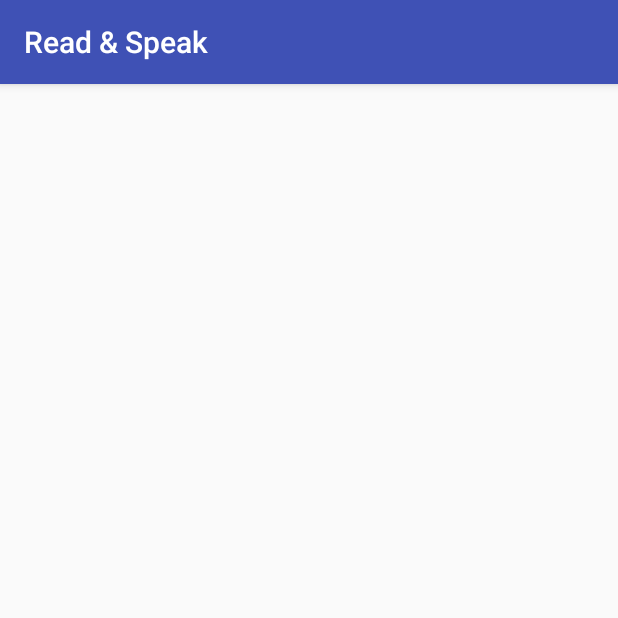
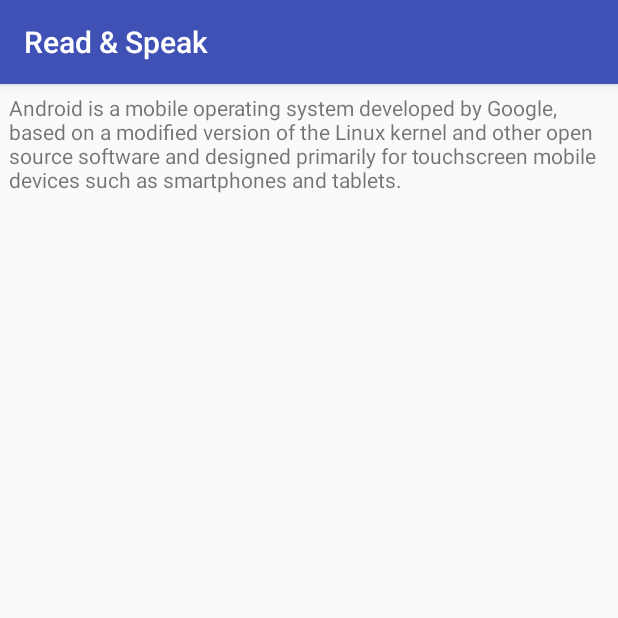
Before and after one commit to famishedrover/HINT18, an Android app: the readActivity screen opened directly, with no data from a screen before it, on a phone screen of 412 x 824 dp, the top half of it. Run offline under Robolectric (Android 15) with nearby library versions, the phone set to English and light mode, and no system bars.

Commit message:
read feature

```diff
--- a/app/src/main/java/com/example/architgoyal/hint18/readActivity.java
+++ b/app/src/main/java/com/example/architgoyal/hint18/readActivity.java
@@ -1,14 +1,88 @@
 package com.example.architgoyal.hint18;
 
+import android.content.ActivityNotFoundException;
+import android.content.Intent;
+import android.speech.RecognizerIntent;
+import android.support.v4.util.Pair;
 import android.support.v7.app.AppCompatActivity;
 import android.os.Bundle;
+import android.text.Spannable;
+import android.text.SpannableString;
+import android.util.Log;
+import android.widget.TextView;
+import android.widget.Toast;
+
+import java.util.ArrayList;
+import java.util.Locale;
 
 public class readActivity extends AppCompatActivity {
+
+    private TextView tv;
+    private Spannable spannable;
+    private String str;
+    private ArrayList<Pair<String,Integer>> wordsList;
+    private final int REQ_CODE_SPEECH_INPUT = 100;
 
     @Override
     protected void onCreate(Bundle savedInstanceState) {
         super.onCreate(savedInstanceState);
         setContentView(R.layout.activity_read);
         getSupportActionBar().setTitle("Read & Speak");
+
+        tv=(TextView)findViewById(R.id.text_view);
+        str=tv.getText().toString();
+        spannable = new SpannableString(str);
+        createWordsList();
+        promptSpeechInput();
+    }
+
+    public void createWordsList(){
+        wordsList=new ArrayList<Pair<String,Integer>>();
+
+        int i=0;
+        while(i<str.length()){
+            String temp="";
+            while(i<str.length()&&(str.charAt(i)!=' '||str.charAt(i)!='.'||str.charAt(i)!=',')){
+                temp+=str.charAt(i);
+                i++;
+            }
+            if(i<str.length()&&(str.charAt(i)==' '||str.charAt(i)=='.'||str.charAt(i)==',')){
+                wordsList.add(Pair.create(temp,i));
+                i++;
+            }
+        }
+    }
+
+    public void promptSpeechInput(){
+        Intent intent = new Intent(RecognizerIntent.ACTION_RECOGNIZE_SPEECH);
+        intent.putExtra(RecognizerIntent.EXTRA_LANGUAGE_MODEL,
+                RecognizerIntent.LANGUAGE_MODEL_FREE_FORM);
+        intent.putExtra(RecognizerIntent.EXTRA_LANGUAGE, Locale.getDefault());
+        intent.putExtra(RecognizerIntent.EXTRA_PROMPT,"Say something&#8230;");
+        try {
+            startActivityForResult(intent, REQ_CODE_SPEECH_INPUT);
+        } catch (ActivityNotFoundException a) {
+            Toast.makeText(getApplicationContext(),
+                    "Sorry! Your device doesn\\'t support speech input",
+                    Toast.LENGTH_SHORT).show();
+        }
+    }
+
+    @Override
+    protected void onActivityResult(int requestCode, int resultCode, Intent data) {
+        super.onActivityResult(requestCode, resultCode, data);
+
+        switch (requestCode) {
+            case REQ_CODE_SPEECH_INPUT: {
+                if (resultCode == RESULT_OK && null != data) {
+
+                    ArrayList<String> result = data
+                            .getStringArrayListExtra(RecognizerIntent.EXTRA_RESULTS);
+                    Log.v("ARCHIT",result.get(0)+result.get(1));
+                }
+                break;
+            }
+
+        }
     }
 }
--- a/app/src/main/java/com/example/architgoyal/hint18/wordsCanvasActivity.java
+++ b/app/src/main/java/com/example/architgoyal/hint18/wordsCanvasActivity.java
@@ -17,6 +17,7 @@
 import org.json.JSONException;
 import org.json.JSONObject;
 
+import java.util.ArrayList;
 import java.util.Locale;
 import java.util.Random;
 
@@ -44,6 +45,11 @@
         image_name=(TextView)findViewById(R.id.text);
         //LinearLayout.LayoutParams lp = new LinearLayout.LayoutParams((int)(width-width%28),(int)(width-width%28));
         //draw_area.setLayoutParams(lp);
+        ImageList.apple=new ArrayList<Integer>();
+        ImageList.mango=new ArrayList<Integer>();
+        ImageList.dog=new ArrayList<Integer>();
+        ImageList.cat=new ArrayList<Integer>();
+        ImageList.house=new ArrayList<Integer>();
         ImageList.set();
         Button redraw=(Button)findViewById(R.id.redraw);
         final Button next=(Button)findViewById(R.id.next);
--- a/app/src/main/res/layout/activity_read.xml
+++ b/app/src/main/res/layout/activity_read.xml
@@ -6,4 +6,11 @@
     android:layout_height="match_parent"
     tools:context="com.example.architgoyal.hint18.readActivity">
 
+    <TextView
+        android:layout_width="match_parent"
+        android:layout_height="match_parent"
+        android:padding="6dp"
+        android:id="@+id/text_view"
+        android:text="Android is a mobile operating system developed by Google, based on a modified version of the Linux kernel and other open source software and designed primarily for touchscreen mobile devices such as smartphones and tablets."/>
+
 </android.support.constraint.ConstraintLayout>
```
Also changed, not shown: app/src/main/java/com/example/architgoyal/hint18/ImageList.java (+10 -10 lines).
